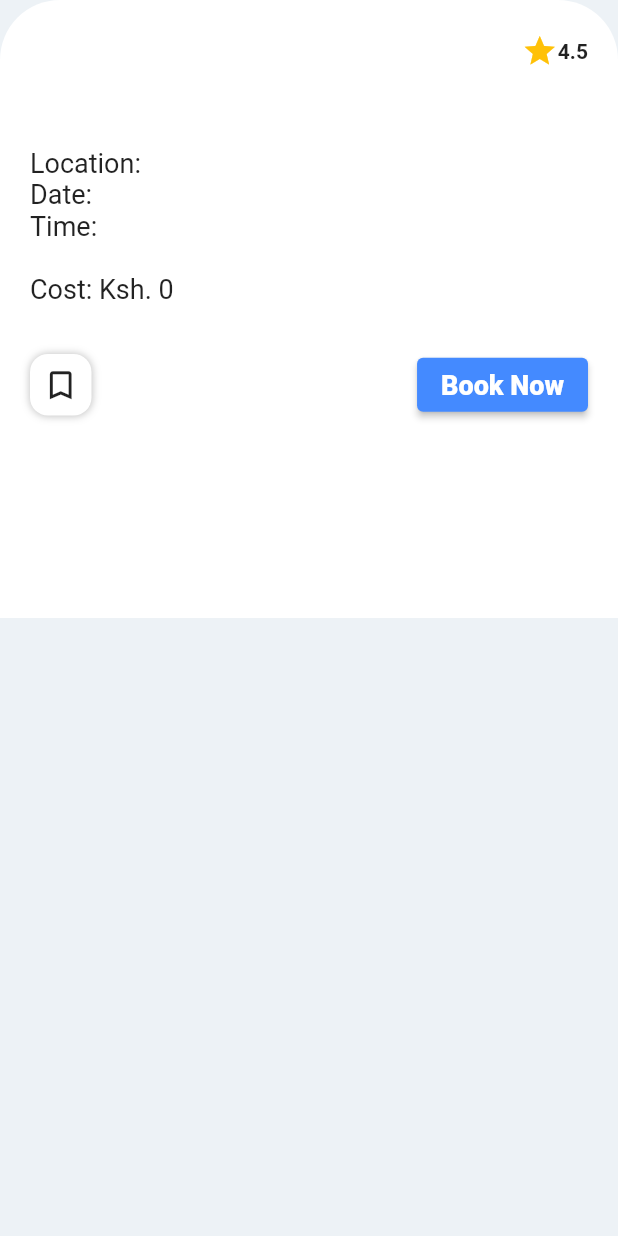
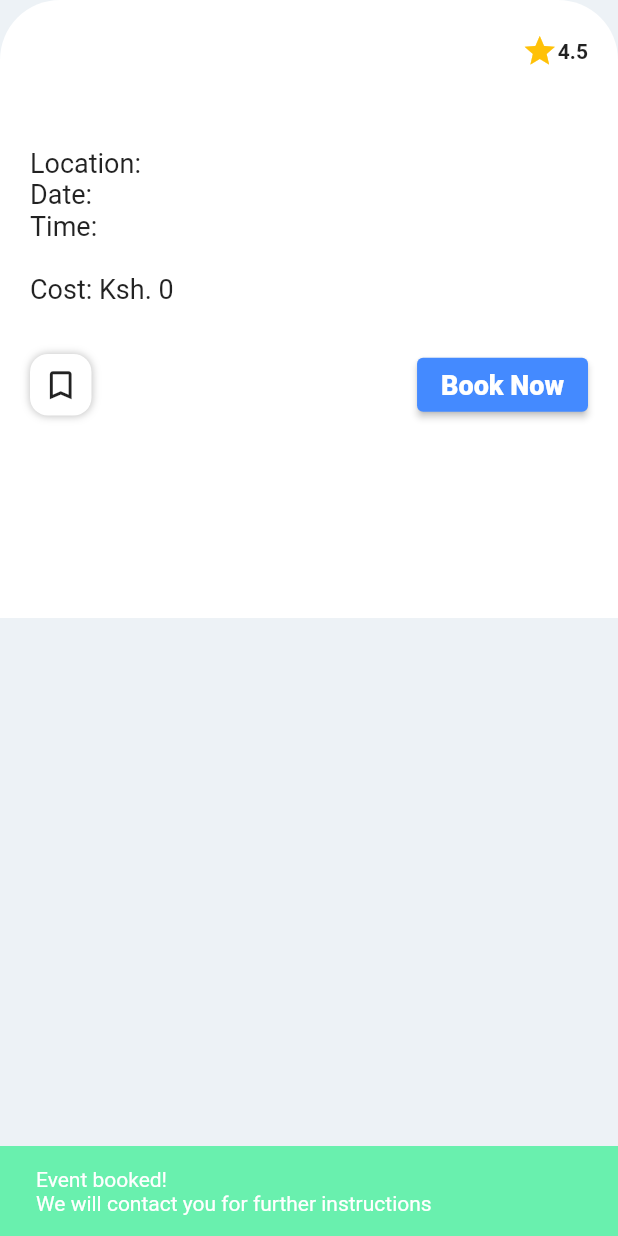
Before and after one commit to njogubless/HikersAfrique, a Flutter app: the PostScreenNavBar widget shown alone on an empty page, opened directly with empty values, after a tap on "Book Now", on a phone screen of 412 x 824 dp. Run offline on Flutter 3.47's test engine with Material 2 defaults, Android fonts, the phone set to English and light mode, and no system bars; our stand-ins replace cloud_firestore, curved_navigation_bar, email_validator, firebase_auth, firebase_core, flutter_spinkit; accounts and stored records are empty; network calls fail.

Commit message:
Book event

```diff
--- a/lib/widgets/postscreen_navbar.dart
+++ b/lib/widgets/postscreen_navbar.dart
@@ -1,5 +1,7 @@
 import 'package:flutter/material.dart';
+import 'package:hikersafrique/models/client.dart';
 import 'package:hikersafrique/models/event.dart';
+import 'package:hikersafrique/services/database.dart';
 import 'package:provider/provider.dart';
 
 class PostScreenNavBar extends StatelessWidget {
@@ -9,6 +11,7 @@ class PostScreenNavBar extends StatelessWidget {
 
   @override
   Widget build(BuildContext context) {
+    final user = Provider.of<Client?>(context);
     return Container(
       height: MediaQuery.of(context).size.height / 2,
       padding: const EdgeInsets.only(top: 20.0, right: 20.0, left: 20.0),
@@ -87,7 +90,16 @@ class PostScreenNavBar extends StatelessWidget {
                       //Book Now
                       ElevatedButton(
                         onPressed: () async {
-
+                          Database.saveBookedEvent(
+                                  user!.clientEmail, event.eventName)
+                              .then((_) {
+                            ScaffoldMessenger.of(context)
+                                .showSnackBar(const SnackBar(
+                                  backgroundColor: Colors.greenAccent,
+                              content: Text(
+                                  'Event booked!\nWe will contact you for further instructions'),
+                            ));
+                          });
                         },
                         style: ElevatedButton.styleFrom(
                           backgroundColor: Colors.blueAccent,
```
